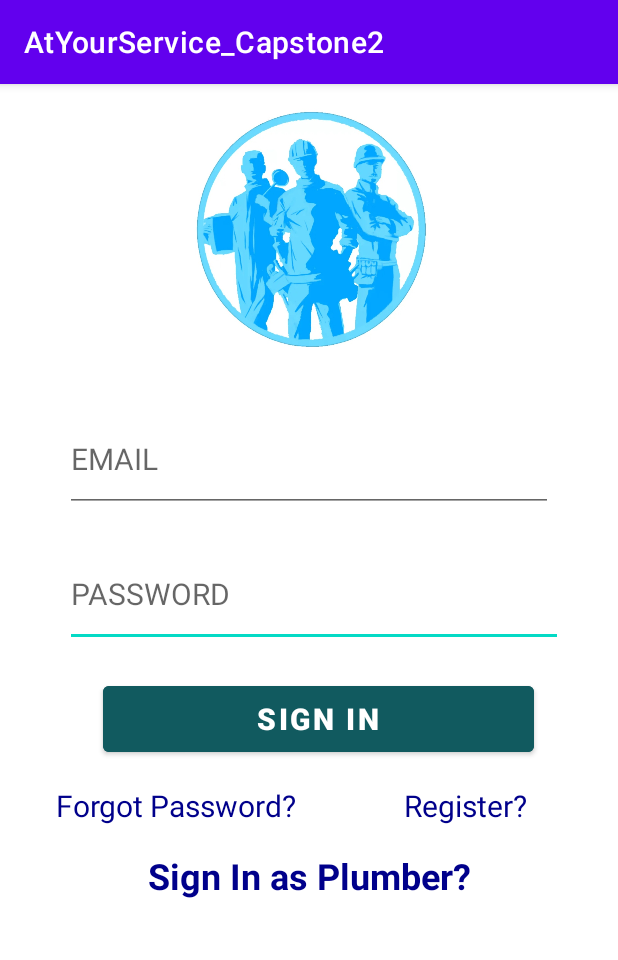
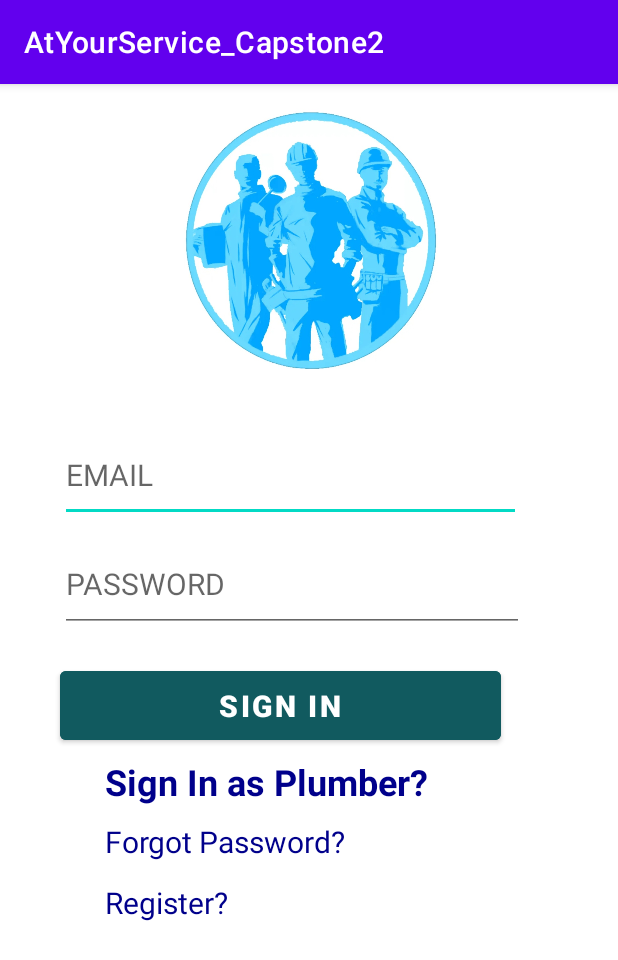
Before and after one commit to Kamiko2021/AtYourService_Capstone2, an Android app: the screen it shows after launch (ClientLogin), on a phone screen of 412 x 824 dp. Shown: the top 960 px of the screen. Run offline under Robolectric (Android 15) with nearby library versions, the light colour scheme and no system bars; our stand-ins replace Firebase (no records; nobody signed in at launch, a user with empty details on screens opened directly).

Commit message:
change age into birthdate, change constraint layout into relative layout with linearlayout

```diff
--- a/app/src/main/AndroidManifest.xml
+++ b/app/src/main/AndroidManifest.xml
@@ -8,7 +8,7 @@
         android:fullBackupContent="@xml/backup_rules"
         android:icon="@drawable/logoo"
         android:label="@string/app_name"
-        android:roundIcon="@mipmap/ic_launcher_round"
+        android:roundIcon="@drawable/flogoo"
         android:supportsRtl="true"
         android:theme="@style/Theme.AtYourService_Capstone2"
         tools:targetApi="31">
--- a/app/src/main/java/com/capstone/atyourservice_capstone2/UserData.java
+++ b/app/src/main/java/com/capstone/atyourservice_capstone2/UserData.java
@@ -1,14 +1,14 @@
 package com.capstone.atyourservice_capstone2;
 
 public class UserData {
-    public String fullname, age, email, userType;
+    public String fullname, birthdate, email, userType;
 
     public UserData(){
 
     }
-    public UserData(String fullname, String age, String email, String userType){
+    public UserData(String fullname, String birthdate, String email, String userType){
         this.fullname=fullname;
-        this.age=age;
+        this.birthdate=birthdate;
         this.email=email;
         this.userType = userType;
 
--- a/app/src/main/res/layout/activity_main.xml
+++ b/app/src/main/res/layout/activity_main.xml
@@ -1,114 +1,94 @@
 <?xml version="1.0" encoding="utf-8"?>
-<androidx.constraintlayout.widget.ConstraintLayout xmlns:android="http://schemas.android.com/apk/res/android"
+<RelativeLayout xmlns:android="http://schemas.android.com/apk/res/android"
     xmlns:app="http://schemas.android.com/apk/res-auto"
     xmlns:tools="http://schemas.android.com/tools"
     android:layout_width="match_parent"
     android:layout_height="match_parent"
     tools:context=".ClientLogin">
 
-    <TextView
-        android:id="@+id/PlumbersLogin_txtview"
-        android:layout_width="wrap_content"
-        android:layout_height="wrap_content"
-        android:layout_marginTop="60dp"
-        android:text="Sign In as Plumber?"
-        android:textColor="#00008b"
-        android:textSize="24sp"
-        android:textStyle="bold"
-        app:layout_constraintEnd_toEndOf="parent"
-        app:layout_constraintStart_toStartOf="parent"
-        app:layout_constraintTop_toBottomOf="@+id/LogIn_btn" />
+    <LinearLayout
+        android:layout_width="match_parent"
+        android:layout_height="match_parent"
+        android:orientation="vertical">
 
         <ImageView
             android:id="@+id/AtyourserviceLogo"
-        android:layout_width="379dp"
-        android:layout_height="159dp"
+            android:layout_width="match_parent"
+            android:layout_height="174dp"
             android:layout_marginTop="16dp"
-        android:src="@drawable/logoo"
-        app:layout_constraintEnd_toEndOf="parent"
-        app:layout_constraintStart_toStartOf="parent"
-        app:layout_constraintTop_toTopOf="parent"
-        android:contentDescription="TODO" />
+            android:contentDescription="TODO"
+            android:src="@drawable/logoo" />
+
+        <EditText
+            android:id="@+id/Edittxt_email"
+            android:layout_width="307dp"
+            android:layout_height="62dp"
+            android:layout_marginLeft="40sp"
+            android:layout_marginTop="40dp"
+            android:hint="EMAIL"
+            android:inputType="textWebEmailAddress"
+            android:textSize="20sp" />
 
         <EditText
             android:id="@+id/Edittxt_password"
-        android:layout_width="332dp"
-        android:layout_height="70dp"
-        android:layout_marginTop="20dp"
+            android:layout_width="309dp"
+            android:layout_height="63dp"
+            android:layout_marginLeft="40sp"
+            android:layout_marginTop="10dp"
             android:hint="PASSWORD"
             android:inputType="textPassword"
-        android:textSize="20sp"
-        app:layout_constraintEnd_toEndOf="parent"
-        app:layout_constraintHorizontal_bias="0.544"
-        app:layout_constraintStart_toStartOf="parent"
-        app:layout_constraintTop_toBottomOf="@+id/Edittxt_email" />
-
-    <EditText
-        android:id="@+id/Edittxt_email"
-        android:layout_width="325dp"
-        android:layout_height="70dp"
-        android:layout_marginTop="40dp"
-        android:hint="EMAIL"
-        android:inputType="textWebEmailAddress"
-        android:textSize="20sp"
-        app:layout_constraintEnd_toEndOf="parent"
-        app:layout_constraintStart_toStartOf="parent"
-        app:layout_constraintTop_toBottomOf="@+id/AtyourserviceLogo" />
-
-    <Button
-        android:id="@+id/LogIn_btn"
-        android:layout_width="287dp"
-        android:layout_height="56dp"
-        android:layout_marginStart="158dp"
-        android:layout_marginTop="20dp"
-        android:layout_marginEnd="159dp"
-        android:backgroundTint="#115a5f"
-        android:text="SIGN IN"
-        android:textColor="@color/white"
-        android:textSize="20sp"
-        android:textStyle="bold"
-        app:layout_constraintEnd_toEndOf="parent"
-        app:layout_constraintHorizontal_bias="0.465"
-        app:layout_constraintStart_toStartOf="parent"
-        app:layout_constraintTop_toBottomOf="@+id/Edittxt_password" />
-
-    <TextView
-        android:id="@+id/ForgotPassword_txtview"
-        android:layout_width="wrap_content"
-        android:layout_height="wrap_content"
-        android:layout_marginStart="37dp"
-        android:layout_marginTop="16dp"
-        android:layout_marginEnd="245dp"
-        android:text="Forgot Password?"
-        android:textColor="#00008b"
-        android:textSize="20sp"
-        app:layout_constraintEnd_toEndOf="parent"
-        app:layout_constraintHorizontal_bias="0.0"
-        app:layout_constraintStart_toStartOf="parent"
-        app:layout_constraintTop_toBottomOf="@+id/LogIn_btn" />
-
-    <TextView
-        android:id="@+id/register_txtview"
-        android:layout_width="wrap_content"
-        android:layout_height="wrap_content"
-        android:layout_marginTop="16dp"
-        android:text="Register?"
-        android:textColor="#00008b"
-        android:textSize="20sp"
-        app:layout_constraintEnd_toEndOf="parent"
-        app:layout_constraintHorizontal_bias="0.817"
-        app:layout_constraintStart_toStartOf="parent"
-        app:layout_constraintTop_toBottomOf="@+id/LogIn_btn" />
+            android:textSize="20sp" />
 
         <ProgressBar
             android:id="@+id/progressBar2"
             style="?android:attr/progressBarStyle"
             android:layout_width="176dp"
             android:layout_height="148dp"
-        android:visibility="gone"
-        app:layout_constraintBottom_toBottomOf="parent"
-        app:layout_constraintEnd_toEndOf="parent"
-        app:layout_constraintStart_toStartOf="parent"
-        app:layout_constraintTop_toTopOf="parent" />
+            android:visibility="gone" />
 
-</androidx.constraintlayout.widget.ConstraintLayout>
+        <Button
+            android:id="@+id/LogIn_btn"
+            android:layout_width="294dp"
+            android:layout_height="58dp"
+            android:layout_marginLeft="40sp"
+            android:layout_marginTop="20sp"
+            android:backgroundTint="#115a5f"
+            android:text="SIGN IN"
+            android:textColor="@color/white"
+            android:textSize="20sp"
+            android:textStyle="bold" />
+
+        <TextView
+            android:id="@+id/PlumbersLogin_txtview"
+            android:layout_width="wrap_content"
+            android:layout_height="wrap_content"
+            android:layout_marginTop="5sp"
+            android:layout_marginLeft="70sp"
+            android:text="Sign In as Plumber?"
+            android:textColor="#00008b"
+            android:textSize="24sp"
+            android:textStyle="bold" />
+
+        <TextView
+            android:id="@+id/ForgotPassword_txtview"
+            android:layout_width="213dp"
+            android:layout_height="35dp"
+            android:layout_marginTop="10sp"
+            android:layout_marginLeft="70sp"
+            android:text="Forgot Password?"
+            android:textColor="#00008b"
+            android:textSize="20sp" />
+
+        <TextView
+            android:id="@+id/register_txtview"
+            android:layout_width="wrap_content"
+            android:layout_height="wrap_content"
+            android:layout_marginTop="5dp"
+            android:layout_marginLeft="70sp"
+            android:text="Register?"
+            android:textColor="#00008b"
+            android:textSize="20sp"/>
+
+    </LinearLayout>
+
+</RelativeLayout>
```
Also changed, not shown: app/src/main/java/com/capstone/atyourservice_capstone2/ApplyPlumber.java (+7 -7 lines), app/src/main/java/com/capstone/atyourservice_capstone2/RegisterClient.java (+7 -7 lines), app/src/main/res/layout/activity_apply_plumber.xml (+65 -84 lines), app/src/main/res/layout/activity_main2.xml (+66 -88 lines), app/src/main/res/layout/activity_plumbers_log_in.xml (+52 -72 lines). Lines whose indentation alone changed are shown as unchanged.
